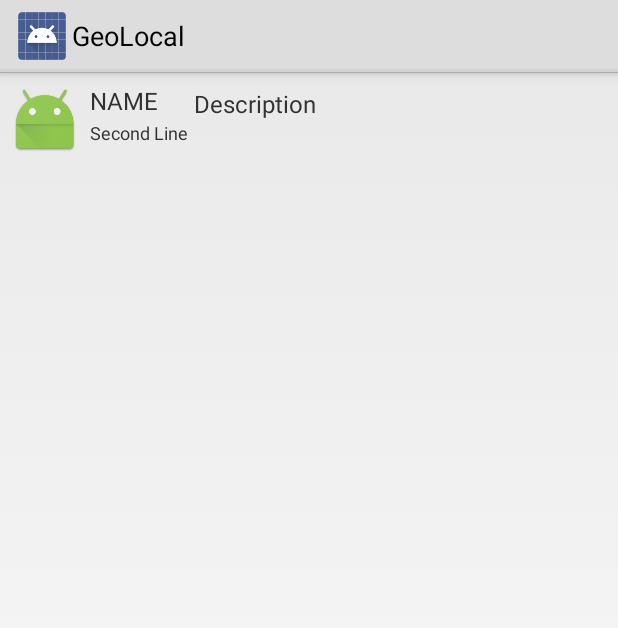
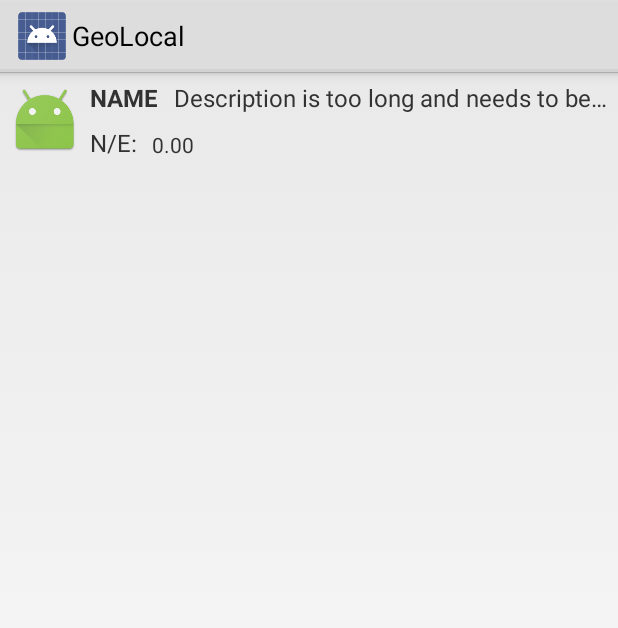
Before and after one commit to chasmack/GeoLocal, an Android app: the layout list_item_point.xml on its own in the app's theme, with its tools: preview values and no code run, on a phone screen of 412 x 824 dp. Shown: the top 628 px of the screen. Run offline under Robolectric (Android 15) with nearby library versions, the phone set to English and light mode, and no system bars.

Commit message:
custom cursor adapter, cleaned up view item

```diff
--- a/app/src/main/res/layout/list_item_point.xml
+++ b/app/src/main/res/layout/list_item_point.xml
@@ -15,40 +15,45 @@
         android:src="@mipmap/ic_launcher" />
 
     <TextView
-        android:id="@+id/second_line"
-        android:layout_width="fill_parent"
-        android:layout_height="26dip"
-        android:layout_alignParentBottom="true"
-        android:layout_alignParentRight="true"
-        android:layout_toRightOf="@id/icon"
-        android:ellipsize="marquee"
-        android:singleLine="true"
-        android:text="Second Line"
-        android:textSize="12sp" />
+        android:id="@+id/name"
+        android:layout_width="wrap_content"
+        android:layout_height="wrap_content"
+        android:layout_alignParentTop="true"
+        android:layout_toEndOf="@id/icon"
+        android:gravity="center_vertical"
+        android:text="NAME"
+        android:textSize="16sp"
+        android:textStyle="bold" />
 
     <TextView
-        android:id="@+id/point_name"
-        android:layout_width="wrap_content"
+        android:id="@+id/desc"
+        android:layout_width="fill_parent"
         android:layout_height="wrap_content"
-        android:layout_above="@id/second_line"
-        android:layout_alignParentRight="true"
-        android:layout_alignParentTop="true"
-        android:layout_alignWithParentIfMissing="true"
-        android:layout_toRightOf="@id/icon"
+        android:layout_toEndOf="@id/name"
+        android:layout_marginLeft="10dp"
         android:gravity="center_vertical"
-        android:text="NAME"
+        android:singleLine="true"
+        android:ellipsize="end"
+        android:text="Description is too long and needs to be ellipsized."
         android:textSize="16sp" />
 
     <TextView
-        android:id="@+id/point_desc"
-        android:layout_width="fill_parent"
+        android:id="@+id/coord_type"
+        android:layout_width="wrap_content"
         android:layout_height="wrap_content"
-        android:layout_alignWithParentIfMissing="true"
-        android:gravity="center_vertical"
-        android:text="Description"
-        android:textSize="16sp"
-        android:layout_alignBottom="@+id/point_name"
-        android:layout_alignStart="@+id/point_name"
-        android:layout_marginStart="69dp" />
+        android:layout_toRightOf="@id/icon"
+        android:layout_alignParentBottom="true"
+        android:text="N/E:"
+        android:textSize="16sp" />
+
+    <TextView
+        android:id="@+id/coords"
+        android:layout_width="wrap_content"
+        android:layout_height="wrap_content"
+        android:layout_toRightOf="@id/coord_type"
+        android:layout_marginLeft="10dp"
+        android:layout_alignParentBottom="true"
+        android:text="0.00"
+        android:textSize="14sp" />
 
 </RelativeLayout>
```
Also changed, not shown: app/src/main/java/com/asis/chasm/geolocal/MainActivity.java (+35 -28 lines), app/src/main/java/com/asis/chasm/geolocal/PointsContract.java (+28 -15 lines), app/src/main/java/com/asis/chasm/geolocal/PointsListFragment.java (+73 -19 lines).
